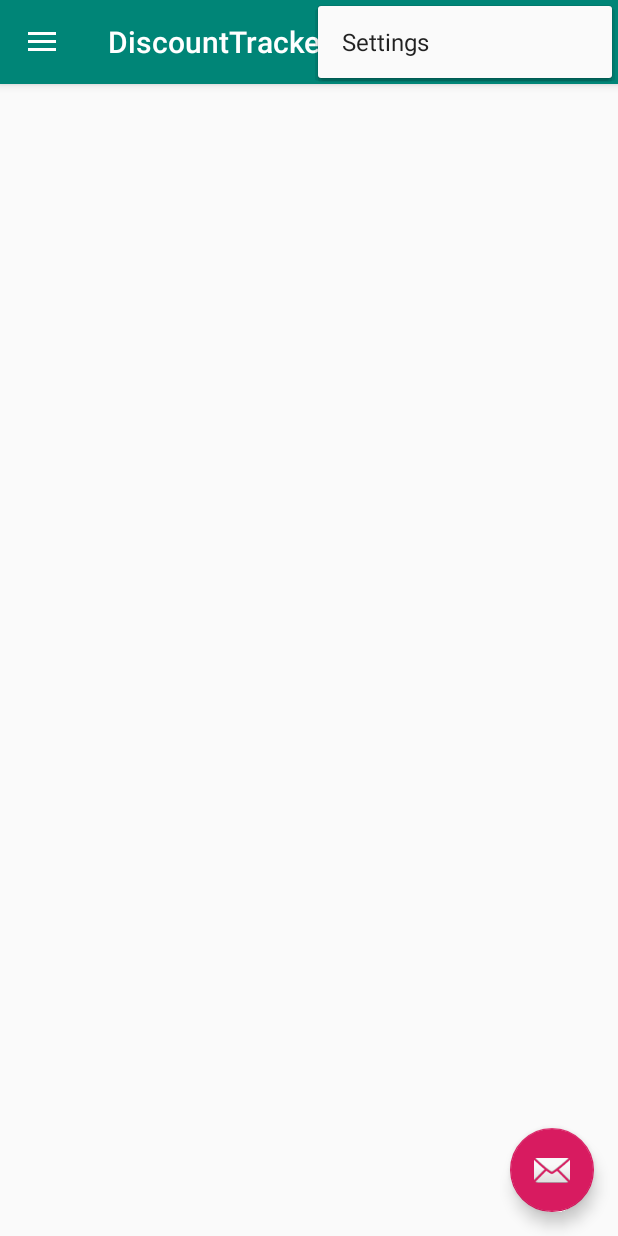
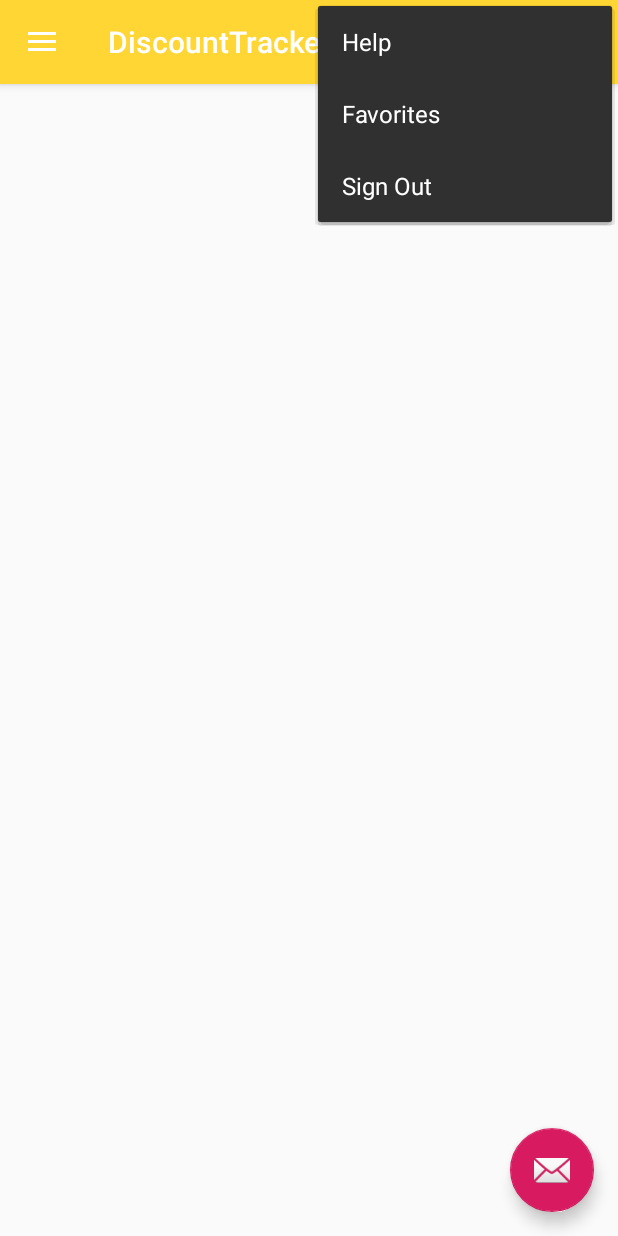
Before and after one commit to milanhinic/pma-app, an Android app: the MainActivity screen opened directly, with no data from a screen before it, with the options menu open, on a phone screen of 412 x 824 dp. Run offline under Robolectric (Android 15) with nearby library versions, the phone set to English and light mode, and no system bars; our stand-ins replace CircleImageView, Room's generated code; 2 statements that could not run were skipped.

Commit message:
help and icons added

```diff
--- /dev/null
+++ b/app/src/main/res/layout/activity_help.xml
@@ -0,0 +1,5 @@
+<?xml version="1.0" encoding="utf-8"?>
+<RelativeLayout tools:context=".HelpActivity" android:layout_height="match_parent" android:layout_width="match_parent" xmlns:tools="http://schemas.android.com/tools" xmlns:app="http://schemas.android.com/apk/res-auto" xmlns:android="http://schemas.android.com/apk/res/android">
+    <ImageView android:id="@+id/help_icon" android:layout_height="150dp" android:layout_width="150dp" android:src="@drawable/help" android:layout_alignParentTop="true" android:layout_centerVertical="true"/>
+    <TextView android:layout_height="wrap_content" android:layout_width="wrap_content" android:layout_centerVertical="true" android:textSize="17sp" android:layout_marginRight="30dp" android:layout_marginLeft="30dp" android:layout_marginTop="10dp" android:layout_below="@id/help_icon" android:textColor="#000" android:text="Discount tracker is an application created to help you finding discounts in your favorite stores. \nYou have option of 2 previews of stores, using a list or a map view. \n\If you really like some item you can add it your list of favorites. Later you will receive notification each time when discount is coming to the end for one of your fvorite items. \nIn settings you can choose your city and as well the parameter for which you want search of stores to be executed. \n\nFor any other question, feel free to contact us."/>
+</RelativeLayout>
--- a/app/src/main/res/layout/app_bar_main2.xml
+++ b/app/src/main/res/layout/app_bar_main2.xml
@@ -15,8 +15,7 @@
             android:id="@+id/toolbar"
             android:layout_width="match_parent"
             android:layout_height="?attr/actionBarSize"
-            android:background="?attr/colorPrimary"
-            app:popupTheme="@style/AppTheme.PopupOverlay" />
+            android:background="#ffd633" />
 
     </com.google.android.material.appbar.AppBarLayout>
 
--- a/app/src/main/res/layout/nav_header_main2.xml
+++ b/app/src/main/res/layout/nav_header_main2.xml
@@ -3,7 +3,7 @@
     xmlns:app="http://schemas.android.com/apk/res-auto"
     android:layout_width="match_parent"
     android:layout_height="@dimen/nav_header_height"
-    android:background="@drawable/side_nav_bar"
+
     android:gravity="bottom"
     android:orientation="vertical"
     android:paddingLeft="@dimen/activity_horizontal_margin"
@@ -18,7 +18,7 @@
         android:layout_height="wrap_content"
         android:contentDescription="@string/nav_header_desc"
         android:paddingTop="@dimen/nav_header_vertical_spacing"
-        app:srcCompat="@mipmap/ic_launcher_round" />
+        app:srcCompat="@drawable/dicount" />
 
     <TextView
         android:layout_width="match_parent"
--- a/app/src/main/res/menu/main2.xml
+++ b/app/src/main/res/menu/main2.xml
@@ -2,8 +2,18 @@
 <menu xmlns:android="http://schemas.android.com/apk/res/android"
     xmlns:app="http://schemas.android.com/apk/res-auto">
     <item
-        android:id="@+id/action_settings"
+        android:id="@+id/action_help"
         android:orderInCategory="100"
-        android:title="@string/action_settings"
+        android:title="Help"
+        app:showAsAction="never" />
+    <item
+        android:id="@+id/action_favorite"
+        android:orderInCategory="100"
+        android:title="Favorites"
+        app:showAsAction="never" />
+    <item
+        android:id="@+id/action_sign_out"
+        android:orderInCategory="100"
+        android:title="Sign Out"
         app:showAsAction="never" />
 </menu>
```
Also changed, not shown: app/src/main/AndroidManifest.xml (+9 -7 lines), app/src/main/java/com/example/pmaproject/HelpActivity.java (added, +14 -0 lines), app/src/main/java/com/example/pmaproject/MainActivity.java (+9 -2 lines), app/src/main/res/drawable/dicount.jpg (added), app/src/main/res/drawable/help.png (added).
